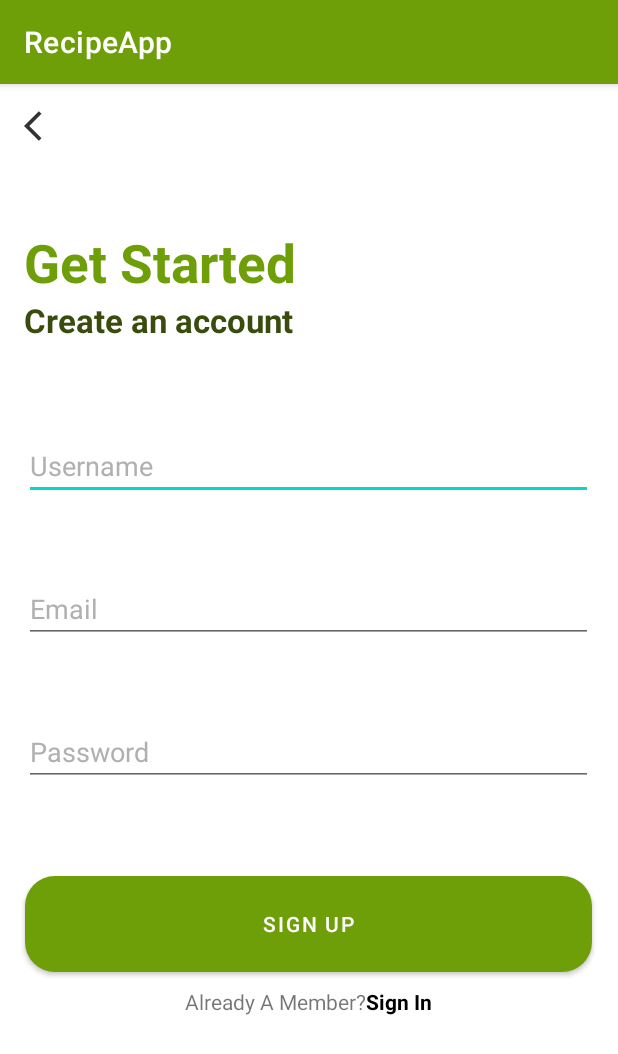
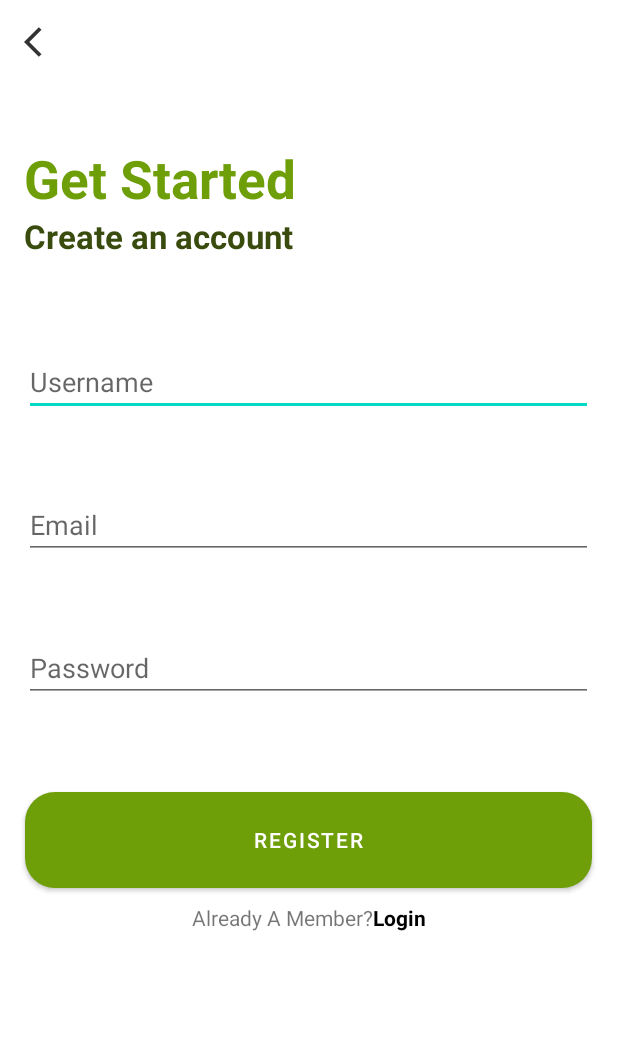
Before and after one commit to bilqisnissa/RecipeApp_FinalProject, an Android app: the RegisterActivity screen opened directly, with no data from a screen before it, on a phone screen of 412 x 824 dp. Shown: the top 1054 px of the screen. Run offline under Robolectric (Android 15) with nearby library versions, the phone set to English and light mode, and no system bars.

Commit message:
login,regis,forgotpass

```diff
--- a/app/src/main/java/com/muflihunnisa/recipeapp/MainActivity.kt
+++ b/app/src/main/java/com/muflihunnisa/recipeapp/MainActivity.kt
@@ -129,5 +129,4 @@ class MainActivity : AppCompatActivity() {
 
     }
 
-
 }
--- a/app/src/main/java/com/muflihunnisa/recipeapp/RegisterActivity.kt
+++ b/app/src/main/java/com/muflihunnisa/recipeapp/RegisterActivity.kt
@@ -1,11 +1,33 @@
 package com.muflihunnisa.recipeapp
 
+import android.content.Context
+import android.content.Intent
 import androidx.appcompat.app.AppCompatActivity
 import android.os.Bundle
+import android.view.View
+import kotlinx.android.synthetic.main.activity_forgot_pass.*
+import kotlinx.android.synthetic.main.activity_register.*
 
-class RegisterActivity : AppCompatActivity() {
+class RegisterActivity : AppCompatActivity(), View.OnClickListener {
+    companion object{
+        fun getLaunchService (from: Context) = Intent(from, RegisterActivity::class.java).apply{
+            addFlags(Intent.FLAG_ACTIVITY_NEW_TASK or Intent.FLAG_ACTIVITY_CLEAR_TASK)
+        }
+    }
+
     override fun onCreate(savedInstanceState: Bundle?) {
         super.onCreate(savedInstanceState)
         setContentView(R.layout.activity_register)
+        supportActionBar?.hide()
+
+        ib_back_regis.setOnClickListener(this)
+        tv_login_regis.setOnClickListener(this)
+    }
+
+    override fun onClick(p0: View) {
+        when(p0.id){
+            R.id.ib_back_regis -> startActivity(LoginActivity.getLaunchService(this))
+            R.id.tv_login_regis-> startActivity(LoginActivity.getLaunchService(this))
+        }
     }
 }
--- a/app/src/main/res/layout/activity_forgot_pass.xml
+++ b/app/src/main/res/layout/activity_forgot_pass.xml
@@ -8,9 +8,11 @@
     android:orientation="vertical"
     tools:context=".ForgotPassActivity">
 
-    <ImageView
+    <ImageButton
+        android:id="@+id/ib_back_forgot"
         android:layout_width="wrap_content"
         android:layout_height="wrap_content"
+        android:background="@color/white"
         android:src="@drawable/ic_arrow_back"/>
 
     <LinearLayout
@@ -39,7 +41,7 @@
         android:layout_width="@dimen/_379dp"
         android:layout_height="wrap_content"
         android:layout_marginTop="@dimen/_50dp"
-        android:text="@string/email"
+        android:hint="@string/email"
         android:textSize="@dimen/_18sp"
         android:textColor="@color/grey"/>
 
--- a/app/src/main/res/layout/activity_login.xml
+++ b/app/src/main/res/layout/activity_login.xml
@@ -57,6 +57,7 @@
         android:maxLines="1" />
 
     <TextView
+        android:id="@+id/tv_forgot_pass"
         android:layout_width="wrap_content"
         android:layout_height="wrap_content"
         android:text="@string/forgot_password"
@@ -73,7 +74,7 @@
         android:layout_marginTop="@dimen/_60dp"
         android:layout_marginRight="@dimen/_16dp"
         android:layout_marginLeft="@dimen/_16dp"
-        android:text="@string/text_sign_in"/>
+        android:text="@string/text_register"/>
 
     <com.google.android.gms.common.SignInButton
         android:id="@+id/btn_google_sign_in"
@@ -94,9 +95,10 @@
             android:text="@string/new_member"/>
 
         <TextView
+            android:id="@+id/tv_register_login"
             android:layout_width="wrap_content"
             android:layout_height="wrap_content"
-            android:text="@string/sign_up"
+            android:text="@string/text_register"
             android:textStyle="bold"
             android:textColor="@color/Green"/>
     </LinearLayout>
--- a/app/src/main/res/layout/activity_register.xml
+++ b/app/src/main/res/layout/activity_register.xml
@@ -7,9 +7,11 @@
     android:orientation="vertical"
     tools:context=".RegisterActivity">
 
-    <ImageView
+    <ImageButton
+        android:id="@+id/ib_back_regis"
         android:layout_width="wrap_content"
         android:layout_height="wrap_content"
+        android:background="@color/white"
         android:src="@drawable/ic_arrow_back"
         android:layout_marginTop="@dimen/_16dp"
         android:layout_marginStart="@dimen/_16dp"/>
@@ -42,7 +44,7 @@
         android:layout_width="@dimen/_379dp"
         android:layout_height="wrap_content"
         android:layout_marginTop="@dimen/_60dp"
-        android:text="@string/username"
+        android:hint="@string/username"
         android:textSize="@dimen/_18sp"
         android:textColor="@color/grey"
         android:layout_marginStart="@dimen/_16dp"/>
@@ -51,7 +53,7 @@
         android:layout_width="@dimen/_379dp"
         android:layout_height="wrap_content"
         android:layout_marginTop="@dimen/_50dp"
-        android:text="@string/email"
+        android:hint="@string/email"
         android:textSize="@dimen/_18sp"
         android:textColor="@color/grey"
         android:layout_marginStart="@dimen/_16dp"/>
@@ -60,7 +62,7 @@
         android:layout_width="@dimen/_379dp"
         android:layout_height="wrap_content"
         android:layout_marginTop="@dimen/_50dp"
-        android:text="@string/password"
+        android:hint="@string/password"
         android:textSize="@dimen/_18sp"
         android:textColor="@color/grey"
         android:layout_marginStart="@dimen/_16dp"/>
@@ -71,7 +73,7 @@
         android:background="@drawable/background_button"
         android:layout_gravity="center_horizontal"
         android:layout_marginTop="@dimen/_60dp"
-        android:text="@string/sign_up"/>
+        android:text="@string/text_register"/>
 
     <LinearLayout
         android:layout_width="wrap_content"
@@ -85,9 +87,10 @@
             android:text="@string/already_a_member"/>
 
         <TextView
+            android:id="@+id/tv_login_regis"
             android:layout_width="wrap_content"
             android:layout_height="wrap_content"
-            android:text="@string/text_sign_in"
+            android:text="@string/text_login"
             android:textStyle="bold"
             android:textColor="@color/black"/>
     </LinearLayout>
--- a/app/src/main/res/values/strings.xml
+++ b/app/src/main/res/values/strings.xml
@@ -5,9 +5,9 @@
     <string name="username">Username</string>
     <string name="password">Password</string>
     <string name="forgot_password">Forgot Password</string>
-    <string name="text_sign_in">Sign In</string>
+    <string name="text_login">Login</string>
     <string name="new_member">New Member?</string>
-    <string name="sign_up">Sign Up</string>
+    <string name="text_register">Register</string>
     <string name="get_started">Get Started</string>
     <string name="create_account">Create an account</string>
     <string name="email">Email</string>
```
Also changed, not shown: app/src/main/java/com/muflihunnisa/recipeapp/ForgotPassActivity.kt (+18 -1 lines), app/src/main/java/com/muflihunnisa/recipeapp/LoginActivity.kt (+12 -1 lines), app/src/main/res/navigation/main_navigation.xml (+12 -2 lines).
